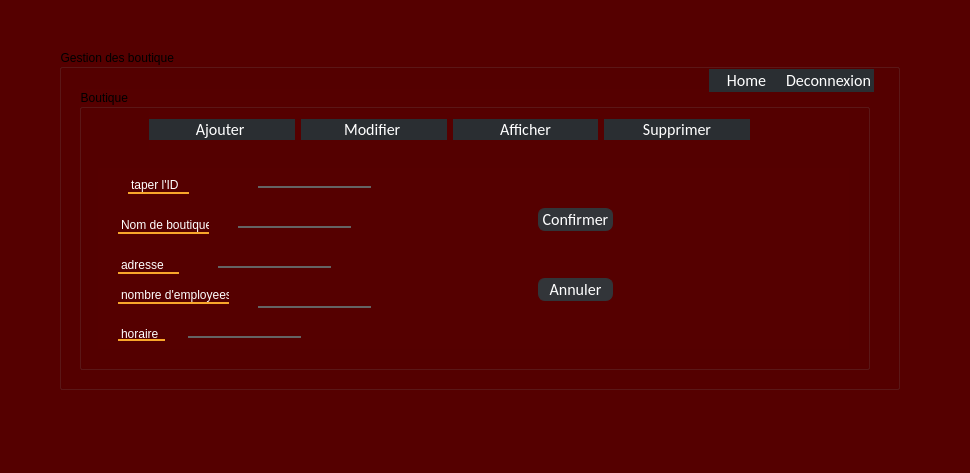
Old version of the form gestion_boutique.ui in the repository hanenjabnoun-Esprit-2019/Smart_Pastry_Shop_2A25.
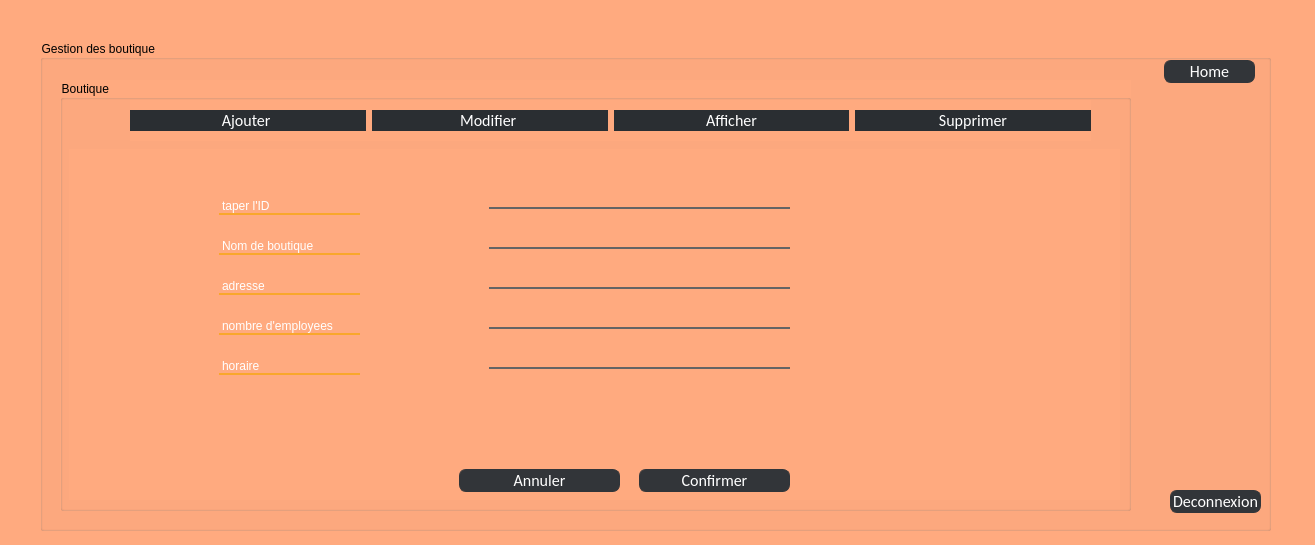
New version of the form. The open tabs and pages were chosen to show the change.

What changed in the file:
```diff
--- a/gestion_boutique.ui
+++ b/gestion_boutique.ui
@@ -6,23 +6,23 @@
    <rect>
     <x>0</x>
     <y>0</y>
-    <width>970</width>
-    <height>473</height>
+    <width>1315</width>
+    <height>545</height>
    </rect>
   </property>
   <property name="windowTitle">
    <string>Dialog</string>
   </property>
   <property name="styleSheet">
-   <string notr="true">background-color: rgb(85, 0, 0);</string>
+   <string notr="true">background-color:rgb(255, 170, 127);</string>
   </property>
   <widget class="QStackedWidget" name="stackedWidget">
    <property name="geometry">
     <rect>
-     <x>49</x>
-     <y>29</y>
-     <width>871</width>
-     <height>391</height>
+     <x>30</x>
+     <y>20</y>
+     <width>1251</width>
+     <height>521</height>
     </rect>
    </property>
    <property name="currentIndex">
@@ -1087,8 +1087,8 @@
       <rect>
        <x>10</x>
        <y>20</y>
-       <width>841</width>
-       <height>341</height>
+       <width>1231</width>
+       <height>491</height>
       </rect>
      </property>
      <property name="title">
@@ -1099,8 +1099,8 @@
        <rect>
         <x>20</x>
         <y>40</y>
-        <width>791</width>
-        <height>281</height>
+        <width>1071</width>
+        <height>431</height>
        </rect>
       </property>
       <property name="title">
@@ -1111,7 +1111,7 @@
         <rect>
          <x>70</x>
          <y>20</y>
-         <width>601</width>
+         <width>961</width>
          <height>41</height>
         </rect>
        </property>
@@ -1261,10 +1261,10 @@
       <widget class="QStackedWidget" name="stackedWidget_3">
        <property name="geometry">
         <rect>
-         <x>19</x>
-         <y>79</y>
-         <width>751</width>
-         <height>181</height>
+         <x>9</x>
+         <y>69</y>
+         <width>1051</width>
+         <height>351</height>
         </rect>
        </property>
        <property name="currentIndex">
@@ -1515,9 +1515,9 @@
         <widget class="QLabel" name="label_8">
          <property name="geometry">
           <rect>
-           <x>30</x>
-           <y>10</y>
-           <width>61</width>
+           <x>150</x>
+           <y>50</y>
+           <width>141</width>
            <height>16</height>
           </rect>
          </property>
@@ -1535,9 +1535,9 @@
         <widget class="QLabel" name="label_9">
          <property name="geometry">
           <rect>
-           <x>20</x>
-           <y>50</y>
-           <width>91</width>
+           <x>150</x>
+           <y>90</y>
+           <width>141</width>
            <height>16</height>
           </rect>
          </property>
@@ -1555,9 +1555,9 @@
         <widget class="QLabel" name="label_10">
          <property name="geometry">
           <rect>
-           <x>20</x>
-           <y>90</y>
-           <width>61</width>
+           <x>150</x>
+           <y>130</y>
+           <width>141</width>
            <height>16</height>
           </rect>
          </property>
@@ -1575,9 +1575,9 @@
         <widget class="QLabel" name="label_11">
          <property name="geometry">
           <rect>
-           <x>20</x>
-           <y>120</y>
-           <width>111</width>
+           <x>150</x>
+           <y>170</y>
+           <width>141</width>
            <height>16</height>
           </rect>
          </property>
@@ -1595,10 +1595,10 @@
         <widget class="QLabel" name="label_12">
          <property name="geometry">
           <rect>
-           <x>20</x>
-           <y>160</y>
-           <width>47</width>
-           <height>13</height>
+           <x>150</x>
+           <y>210</y>
+           <width>141</width>
+           <height>16</height>
           </rect>
          </property>
          <property name="styleSheet">
@@ -1615,9 +1615,9 @@
         <widget class="QLineEdit" name="lineEdit_11">
          <property name="geometry">
           <rect>
-           <x>160</x>
-           <y>0</y>
-           <width>113</width>
+           <x>420</x>
+           <y>40</y>
+           <width>301</width>
            <height>20</height>
           </rect>
          </property>
@@ -1632,9 +1632,9 @@
         <widget class="QLineEdit" name="lineEdit_12">
          <property name="geometry">
           <rect>
-           <x>140</x>
-           <y>40</y>
-           <width>113</width>
+           <x>420</x>
+           <y>80</y>
+           <width>301</width>
            <height>20</height>
           </rect>
          </property>
@@ -1649,9 +1649,9 @@
         <widget class="QLineEdit" name="lineEdit_13">
          <property name="geometry">
           <rect>
-           <x>120</x>
-           <y>80</y>
-           <width>113</width>
+           <x>420</x>
+           <y>120</y>
+           <width>301</width>
            <height>20</height>
           </rect>
          </property>
@@ -1666,9 +1666,9 @@
         <widget class="QLineEdit" name="spinBox_2">
          <property name="geometry">
           <rect>
-           <x>160</x>
-           <y>120</y>
-           <width>113</width>
+           <x>420</x>
+           <y>160</y>
+           <width>301</width>
            <height>20</height>
           </rect>
          </property>
@@ -1683,9 +1683,9 @@
         <widget class="QLineEdit" name="spinBox_4">
          <property name="geometry">
           <rect>
-           <x>90</x>
-           <y>150</y>
-           <width>113</width>
+           <x>420</x>
+           <y>200</y>
+           <width>301</width>
            <height>20</height>
           </rect>
          </property>
@@ -1700,9 +1700,9 @@
         <widget class="QPushButton" name="modifier_boutique">
          <property name="geometry">
           <rect>
-           <x>440</x>
-           <y>40</y>
-           <width>75</width>
+           <x>570</x>
+           <y>320</y>
+           <width>151</width>
            <height>23</height>
           </rect>
          </property>
@@ -1742,9 +1742,9 @@
         <widget class="QPushButton" name="pushButton_6">
          <property name="geometry">
           <rect>
-           <x>440</x>
-           <y>110</y>
-           <width>75</width>
+           <x>390</x>
+           <y>320</y>
+           <width>161</width>
            <height>23</height>
           </rect>
          </property>
@@ -2093,30 +2093,32 @@
      <widget class="QPushButton" name="home2">
       <property name="geometry">
        <rect>
-        <x>650</x>
+        <x>1124</x>
         <y>20</y>
-        <width>75</width>
+        <width>91</width>
         <height>23</height>
        </rect>
       </property>
       <property name="styleSheet">
        <string notr="true">QPushButton
 {
-	background-color: rgb(42, 46, 50);
-   border-radius:0px;
+	background-color:rgb(50, 53, 57);
+	border-style:solid;
+	border-radius:7px;
+	border-width:1px;
+border-color: rgb(50, 53, 57);
 	color:#ffffff;
 	font-size:16px;
 font-family:Calibri;
-
-qproperty-iconSize:35px;
-
 }
+
 QPushButton:hover
 {
 	background-color:rgb(50, 53, 57);
 		color:#ffff99;
 
 }
+
 QPushButton:focus
 {
 	background-color: rgb(59, 62, 66);
@@ -2134,8 +2136,8 @@
      <widget class="QPushButton" name="deconnexion2">
       <property name="geometry">
        <rect>
-        <x>724</x>
-        <y>20</y>
+        <x>1130</x>
+        <y>450</y>
         <width>91</width>
         <height>23</height>
        </rect>
@@ -2143,21 +2145,23 @@
       <property name="styleSheet">
        <string notr="true">QPushButton
 {
-	background-color: rgb(42, 46, 50);
-   border-radius:0px;
+	background-color:rgb(50, 53, 57);
+	border-style:solid;
+	border-radius:7px;
+	border-width:1px;
+border-color: rgb(50, 53, 57);
 	color:#ffffff;
 	font-size:16px;
 font-family:Calibri;
-
-qproperty-iconSize:35px;
-
 }
+
 QPushButton:hover
 {
 	background-color:rgb(50, 53, 57);
 		color:#ffff99;
 
 }
+
 QPushButton:focus
 {
 	background-color: rgb(59, 62, 66);
```
Left out of the diff: 713 changed lines with no effect on the pictures.
